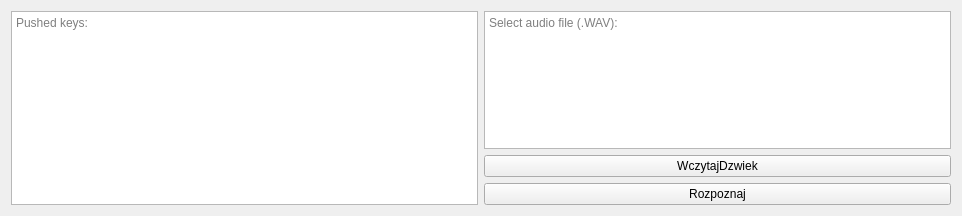
The window that interface2.ui (KubaSienski/DPS) describes before a commit, drawn with Qt 5.
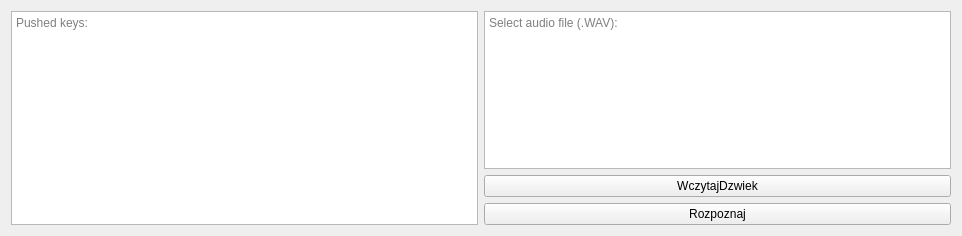
The same window after the commit.

What changed in the file:
```diff
--- a/interface2.ui
+++ b/interface2.ui
@@ -7,7 +7,7 @@
     <x>0</x>
     <y>0</y>
     <width>962</width>
-    <height>216</height>
+    <height>236</height>
    </rect>
   </property>
   <property name="maximumSize">
```
Left out of the diff: 5 changed lines with no effect on the pictures.
